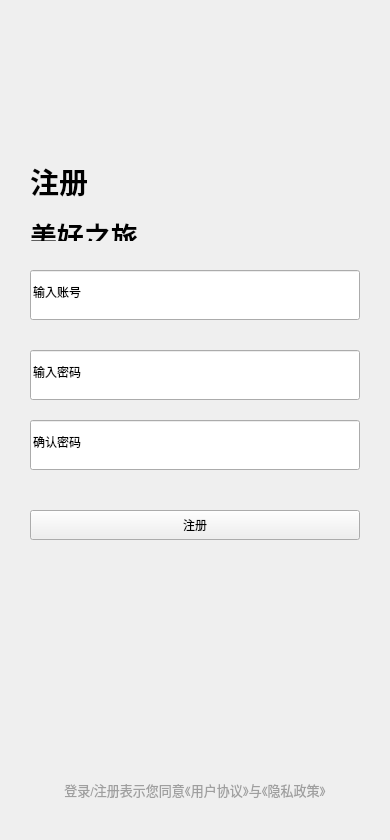
First picture: the form in client/Imitation_QQ/regis.ui, repository Zzzzzya/Chating-Room, before the edit.
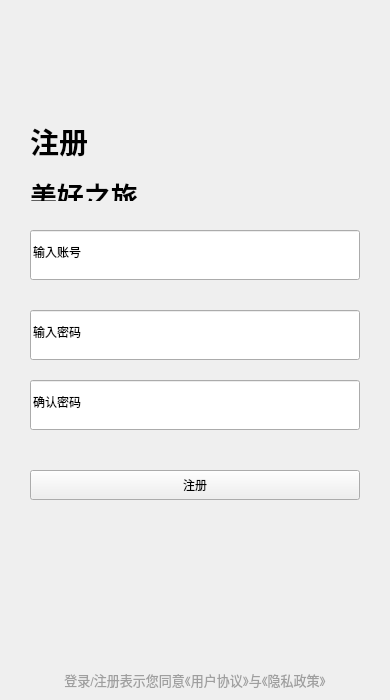
Second picture: the form after the edit.

The edit to the form file:
```diff
--- a/client/Imitation_QQ/regis.ui
+++ b/client/Imitation_QQ/regis.ui
@@ -10,9 +10,21 @@
     <x>0</x>
     <y>0</y>
     <width>390</width>
-    <height>840</height>
+    <height>700</height>
    </rect>
   </property>
+  <property name="minimumSize">
+   <size>
+    <width>390</width>
+    <height>700</height>
+   </size>
+  </property>
+  <property name="maximumSize">
+   <size>
+    <width>390</width>
+    <height>700</height>
+   </size>
+  </property>
   <property name="windowTitle">
    <string>Form</string>
   </property>
@@ -20,7 +32,7 @@
    <property name="geometry">
     <rect>
      <x>30</x>
-     <y>510</y>
+     <y>470</y>
      <width>330</width>
      <height>30</height>
     </rect>
@@ -48,7 +60,7 @@
    <property name="geometry">
     <rect>
      <x>30</x>
-     <y>270</y>
+     <y>230</y>
      <width>330</width>
      <height>50</height>
     </rect>
@@ -76,7 +88,7 @@
    <property name="geometry">
     <rect>
      <x>30</x>
-     <y>420</y>
+     <y>380</y>
      <width>330</width>
      <height>50</height>
     </rect>
@@ -101,7 +113,7 @@
    <property name="geometry">
     <rect>
      <x>40</x>
-     <y>780</y>
+     <y>670</y>
      <width>310</width>
      <height>20</height>
     </rect>
@@ -141,7 +153,7 @@
    <property name="geometry">
     <rect>
      <x>30</x>
-     <y>160</y>
+     <y>120</y>
      <width>111</width>
      <height>81</height>
     </rect>
@@ -169,7 +181,7 @@
    <property name="geometry">
     <rect>
      <x>30</x>
-     <y>350</y>
+     <y>310</y>
      <width>330</width>
      <height>50</height>
     </rect>
```
